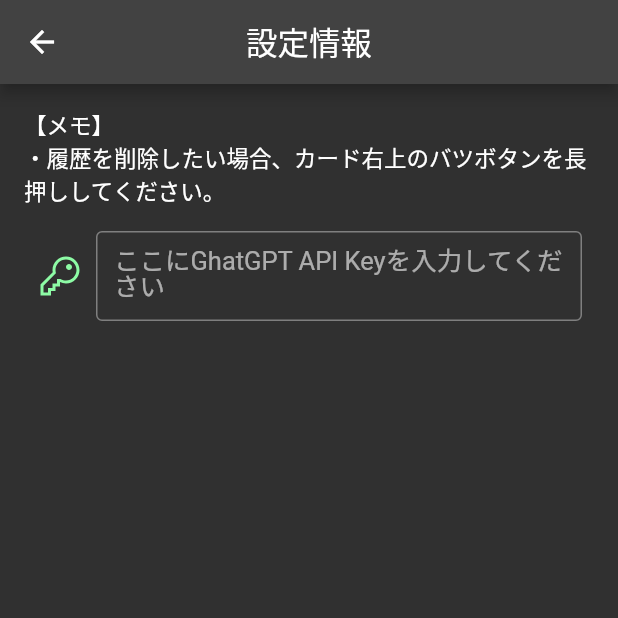
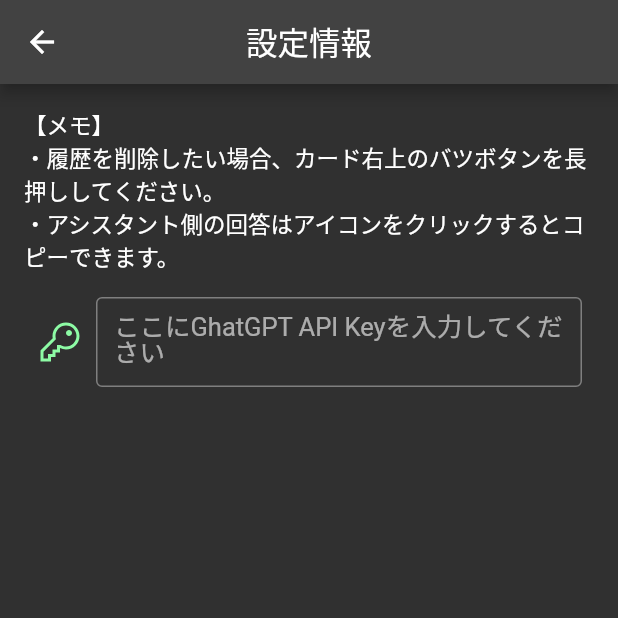
Before and after one commit to hotdrop/my-assistant, a Flutter app: the SettingsPage screen opened directly, on a phone screen of 412 x 824 dp, the top half of it. Run offline on Flutter 3.47's test engine with Material 2 defaults, Android fonts, the phone set to English and light mode, and no system bars; our stand-ins replace firebase_core, flutter_markdown, flutter_riverpod, freezed_annotation, hive_flutter, line_icons and 5 more; missing offline and left inert: markdown; accounts and stored records are empty; generated files the repository leaves out were written again; Roboto replaces fonts that are missing (Note Sans JP).

Commit message:
feat: アシスタント側の回答をマウスカーソルでコピーすることが困難だったのでアイコンクリックでコピーできるようにした

```diff
--- a/lib/ui/setting/settings_page.dart
+++ b/lib/ui/setting/settings_page.dart
@@ -20,6 +20,7 @@ class SettingsPage extends StatelessWidget {
           children: const [
             Text('【メモ】'),
             Text('・履歴を削除したい場合、カード右上のバツボタンを長押ししてください。'),
+            Text('・アシスタント側の回答はアイコンをクリックするとコピーできます。'),
             SizedBox(height: 16),
             _ViewInputApiKey(),
           ],
```
Also changed, not shown: lib/ui/widgets/assistant_chat_row_widget.dart (+7 -1 lines), 1 other file.
